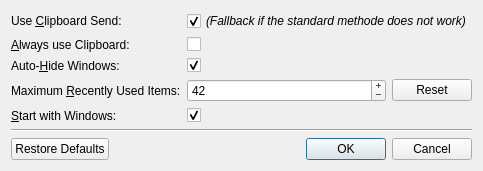
First picture: the form in settingsdialog.ui, repository Skycoder42/UniInsert, before the edit.
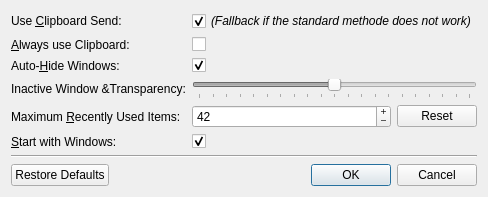
Second picture: the form after the edit.

Commit message: added optional transparency and repaired single instance fail

Diff of the .ui file:
```diff
--- a/settingsdialog.ui
+++ b/settingsdialog.ui
@@ -6,8 +6,8 @@
    <rect>
     <x>0</x>
     <y>0</y>
-    <width>436</width>
-    <height>163</height>
+    <width>439</width>
+    <height>196</height>
    </rect>
   </property>
   <property name="windowTitle">
@@ -74,7 +74,7 @@
        </property>
       </widget>
      </item>
-     <item row="3" column="0">
+     <item row="4" column="0">
       <widget class="QLabel" name="maximumRecentlyUsedItemsLabel">
        <property name="text">
         <string>Maximum &amp;Recently Used Items:</string>
@@ -84,7 +84,7 @@
        </property>
       </widget>
      </item>
-     <item row="3" column="1">
+     <item row="4" column="1">
       <layout class="QHBoxLayout" name="horizontalLayout" stretch="1,0">
        <item>
         <widget class="QSpinBox" name="maximumRecentlyUsedItemsSpinBox">
@@ -120,7 +120,7 @@
        </item>
       </layout>
      </item>
-     <item row="4" column="0">
+     <item row="5" column="0">
       <widget class="QLabel" name="startWithWindowsLabel">
        <property name="text">
         <string>&amp;Start with Windows:</string>
@@ -130,13 +130,42 @@
        </property>
       </widget>
      </item>
-     <item row="4" column="1">
+     <item row="5" column="1">
       <widget class="QCheckBox" name="startWithWindowsCheckBox">
        <property name="checked">
         <bool>true</bool>
        </property>
       </widget>
      </item>
+     <item row="3" column="0">
+      <widget class="QLabel" name="inactiveWindowTransparencyLabel">
+       <property name="text">
+        <string>Inactive Window &amp;Transparency:</string>
+       </property>
+      </widget>
+     </item>
+     <item row="3" column="1">
+      <widget class="QSlider" name="inactiveWindowTransparencySlider">
+       <property name="enabled">
+        <bool>false</bool>
+       </property>
+       <property name="maximum">
+        <number>100</number>
+       </property>
+       <property name="value">
+        <number>50</number>
+       </property>
+       <property name="orientation">
+        <enum>Qt::Horizontal</enum>
+       </property>
+       <property name="tickPosition">
+        <enum>QSlider::TicksBelow</enum>
+       </property>
+       <property name="tickInterval">
+        <number>5</number>
+       </property>
+      </widget>
+     </item>
     </layout>
    </item>
    <item>
```
Left out of the diff: 36 changed lines with no effect on the pictures. The commit also changes 12 other files.
